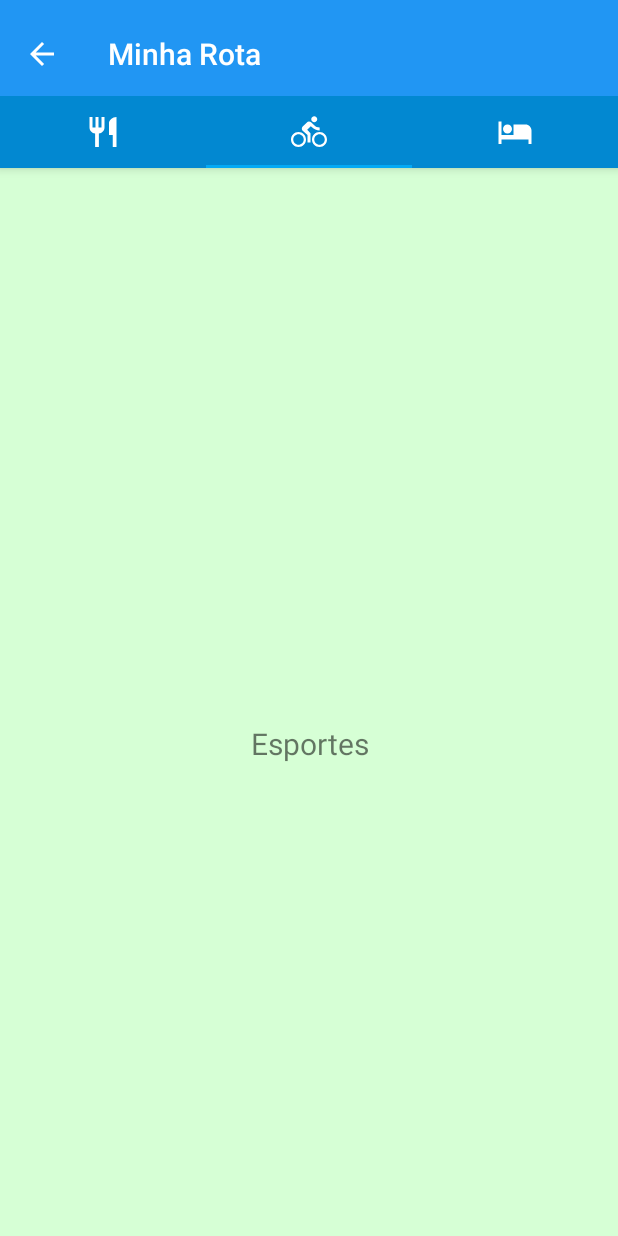
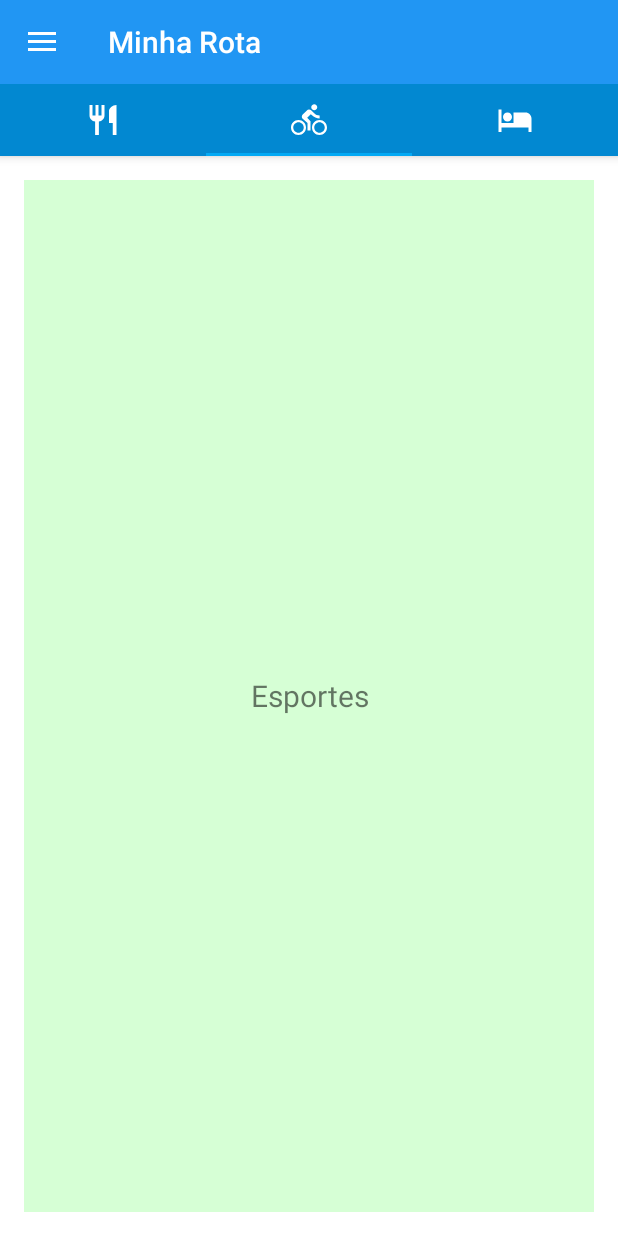
Before and after one commit to rotadasaguas/rda-android, an Android app: the MinhaRota screen opened directly, with no data from a screen before it, tab 2 chosen, on a phone screen of 412 x 824 dp. Run offline under Robolectric (Android 15) with nearby library versions, the light colour scheme and no system bars.

Commit message:
Implementação do Menu na tela Minha Rota

```diff
--- a/app/src/main/java/to/dtech/rotadasaguas/MinhaRota.java
+++ b/app/src/main/java/to/dtech/rotadasaguas/MinhaRota.java
@@ -1,7 +1,12 @@
 package to.dtech.rotadasaguas;
 
+import android.content.Intent;
+import android.support.design.widget.NavigationView;
 import android.support.design.widget.TabLayout;
+import android.support.v4.view.GravityCompat;
+import android.support.v4.widget.DrawerLayout;
 import android.support.v7.app.ActionBar;
+import android.support.v7.app.ActionBarDrawerToggle;
 import android.support.v7.app.AppCompatActivity;
 import android.support.v7.widget.Toolbar;
 
@@ -23,7 +28,7 @@ import to.dtech.rotadasaguas.fragment.EsportesFragment;
 import to.dtech.rotadasaguas.fragment.LazerFragment;
 
 
-public class MinhaRota extends AppCompatActivity {
+public class MinhaRota extends AppCompatActivity implements NavigationView.OnNavigationItemSelectedListener{
 
     /**
      * The {@link android.support.v4.view.PagerAdapter} that will provide
@@ -55,10 +60,23 @@ public class MinhaRota extends AppCompatActivity {
         super.onCreate(savedInstanceState);
         setContentView(R.layout.activity_minha_rota);
 
+
         Toolbar toolbar = (Toolbar) findViewById(R.id.toolbar);
         setSupportActionBar(toolbar);
-        ActionBar actionbar = getSupportActionBar();
-        actionbar.setDisplayHomeAsUpEnabled(true);
+
+
+        DrawerLayout drawer = (DrawerLayout) findViewById(R.id.drawer_minha_rota);
+        ActionBarDrawerToggle toggle = new ActionBarDrawerToggle(
+                this, drawer, toolbar, R.string.navigation_drawer_open, R.string.navigation_drawer_close);
+        drawer.setDrawerListener(toggle);
+        toggle.syncState();
+
+        NavigationView navigationView = (NavigationView) findViewById(R.id.nav_view);
+        navigationView.setNavigationItemSelectedListener(this);
+
+
+
+
         // Create the adapter that will return a fragment for each of the three
         // primary sections of the activity.
         mSectionsPagerAdapter = new SectionsPagerAdapter(getSupportFragmentManager());
@@ -72,18 +90,6 @@ public class MinhaRota extends AppCompatActivity {
         tabLayout.getTabAt(0).setIcon(tabIcons[0]);
         tabLayout.getTabAt(1).setIcon(tabIcons[1]);
         tabLayout.getTabAt(2).setIcon(tabIcons[2]);
-
-    }
-
-
-    @Override
-    public boolean onOptionsItemSelected(MenuItem item) {
-        switch (item.getItemId()) {
-            // Id correspondente ao botão Up/Home da actionbar
-            case android.R.id.home:
-                finish();
-        }
-        return super.onOptionsItemSelected(item);
 
     }
 
@@ -161,4 +167,53 @@ public class MinhaRota extends AppCompatActivity {
         }
         return(listAux);
     }
+
+
+    /*MENU LATERAL*/
+    @Override
+    public void onBackPressed() {
+        DrawerLayout drawer = (DrawerLayout) findViewById(R.id.drawer_layout);
+        if (drawer.isDrawerOpen(GravityCompat.START)) {
+            drawer.closeDrawer(GravityCompat.START);
+        } else {
+            super.onBackPressed();
+        }
+    }
+
+
+    @Override
+    public boolean onOptionsItemSelected(MenuItem item) {
+        // Handle action bar item clicks here. The action bar will
+        // automatically handle clicks on the Home/Up button, so long
+        // as you specify a parent activity in AndroidManifest.xml.
+        int id = item.getItemId();
+
+        return super.onOptionsItemSelected(item);
+    }
+
+    @SuppressWarnings("StatementWithEmptyBody")
+    @Override
+    public boolean onNavigationItemSelected(MenuItem item) {
+        // Handle navigation view item clicks here.
+        int id = item.getItemId();
+
+        if (id == R.id.nav_minhaRota) {
+            //nao realiza ação
+        } else if (id == R.id.nav_cidades) {
+
+        } else if (id == R.id.nav_emergency) {
+
+        } else if (id == R.id.nav_minhaconta) {
+            Intent intent = new Intent(MinhaRota.this, MinhaConta.class);
+
+            startActivity(intent);
+
+        } else if (id == R.id.nav_avalie) {
+
+        }
+
+        DrawerLayout drawer = (DrawerLayout) findViewById(R.id.drawer_minha_rota);
+        drawer.closeDrawer(GravityCompat.START);
+        return true;
+    }
 }
--- a/app/src/main/res/layout/activity_minha_rota.xml
+++ b/app/src/main/res/layout/activity_minha_rota.xml
@@ -1,41 +1,25 @@
-<android.support.design.widget.CoordinatorLayout xmlns:android="http://schemas.android.com/apk/res/android"
+<?xml version="1.0" encoding="utf-8"?>
+<android.support.v4.widget.DrawerLayout xmlns:android="http://schemas.android.com/apk/res/android"
     xmlns:app="http://schemas.android.com/apk/res-auto"
     xmlns:tools="http://schemas.android.com/tools"
-    android:id="@+id/main_content"
+    android:id="@+id/drawer_minha_rota"
     android:layout_width="match_parent"
     android:layout_height="match_parent"
     android:fitsSystemWindows="true"
-    tools:context="to.dtech.rotadasaguas.MinhaRota">
+    tools:openDrawer="start">
 
-    <android.support.design.widget.AppBarLayout
-        android:id="@+id/appbar"
+    <include
+        layout="@layout/toolbar_minha_rota"
         android:layout_width="match_parent"
-        android:layout_height="wrap_content"
-        android:paddingTop="@dimen/appbar_padding_top"
-        android:theme="@style/AppTheme.AppBarOverlay">
+        android:layout_height="match_parent" />
 
-        <android.support.v7.widget.Toolbar
-            android:id="@+id/toolbar"
-            android:layout_width="match_parent"
-            android:layout_height="?attr/actionBarSize"
-            android:background="?attr/colorPrimary"
-            app:layout_scrollFlags="scroll|enterAlways">
+    <android.support.design.widget.NavigationView
+        android:id="@+id/nav_view"
+        android:layout_width="wrap_content"
+        android:layout_height="match_parent"
+        android:layout_gravity="start"
+        android:fitsSystemWindows="true"
+        app:headerLayout="@layout/nav_header_home"
+        app:menu="@menu/activity_home_drawer" />
 
-        </android.support.v7.widget.Toolbar>
-
-        <android.support.design.widget.TabLayout
-            android:id="@+id/tabs"
-            android:background="#0288D1"
-            android:layout_width="match_parent"
-            android:layout_height="wrap_content" />
-
-    </android.support.design.widget.AppBarLayout>
-
-
-    <android.support.v4.view.ViewPager
-        android:id="@+id/container"
-        android:layout_width="match_parent"
-        android:layout_height="match_parent"
-        app:layout_behavior="@string/appbar_scrolling_view_behavior" />
-
-</android.support.design.widget.CoordinatorLayout>
+</android.support.v4.widget.DrawerLayout>
--- /dev/null
+++ b/app/src/main/res/layout/content_minha_rota.xml
@@ -0,0 +1,25 @@
+<?xml version="1.0" encoding="utf-8"?>
+<RelativeLayout xmlns:android="http://schemas.android.com/apk/res/android"
+    xmlns:app="http://schemas.android.com/apk/res-auto"
+    xmlns:tools="http://schemas.android.com/tools"
+    android:id="@+id/content_minha_rota"
+    android:layout_width="match_parent"
+    android:layout_height="match_parent"
+    android:paddingBottom="@dimen/activity_vertical_margin"
+    android:paddingLeft="@dimen/activity_horizontal_margin"
+    android:paddingRight="@dimen/activity_horizontal_margin"
+    android:paddingTop="@dimen/activity_vertical_margin"
+    app:layout_behavior="@string/appbar_scrolling_view_behavior"
+    tools:context=".MinhaRota"
+    tools:showIn="@layout/toolbar_minha_rota">
+
+
+    <android.support.v4.view.ViewPager
+    android:id="@+id/container"
+    android:layout_width="match_parent"
+    android:layout_height="match_parent"
+    app:layout_behavior="@string/appbar_scrolling_view_behavior" />
+
+
+
+</RelativeLayout>
--- /dev/null
+++ b/app/src/main/res/layout/toolbar_minha_rota.xml
@@ -0,0 +1,33 @@
+<?xml version="1.0" encoding="utf-8"?>
+<android.support.design.widget.CoordinatorLayout xmlns:android="http://schemas.android.com/apk/res/android"
+    xmlns:app="http://schemas.android.com/apk/res-auto"
+    xmlns:tools="http://schemas.android.com/tools"
+    android:layout_width="match_parent"
+    android:layout_height="match_parent"
+    android:fitsSystemWindows="true"
+    tools:context=".MinhaRota">
+
+    <android.support.design.widget.AppBarLayout
+        android:layout_width="match_parent"
+        android:layout_height="wrap_content"
+        android:theme="@style/AppTheme.AppBarOverlay">
+
+        <android.support.v7.widget.Toolbar
+            android:id="@+id/toolbar"
+            android:layout_width="match_parent"
+            android:layout_height="?attr/actionBarSize"
+            android:background="?attr/colorPrimary"
+            app:popupTheme="@style/AppTheme.PopupOverlay" />
+
+        <android.support.design.widget.TabLayout
+            android:id="@+id/tabs"
+            android:background="#0288D1"
+            android:layout_width="match_parent"
+            android:layout_height="wrap_content" />
+
+    </android.support.design.widget.AppBarLayout>
+
+    <include layout="@layout/content_minha_rota" />
+
+
+</android.support.design.widget.CoordinatorLayout>
```
